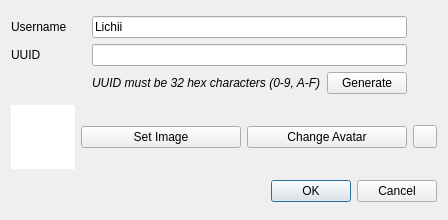
Qt form src/yuzu/configuration/system/new_user_dialog.ui (TiktokTerra/TerraSwitch2) before a commit.
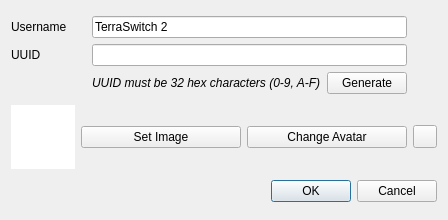
The same form after that commit.

Commit message:
TerraSwitch 2 : renommage visible et theme violet Amethyst
- REPO_NAME TerraSwitch 2 + 6 comparaisons g_build_name mises a jour
- Titres de fenetres, dialogues, menus, about, updater, messages : TerraSwitch 2
- Exe renomme terraswitch2.exe (ExeName de l updater inclus)
- Palette Amethyst (fond #15101f, accent #b18cff) + style.qss reecrit en entier
- Ecran de chargement et widgets peints passe en violet
- Identifiants internes conserves (FritchiiUi::, objectName Fritchii*, frizti.ini,
  User-Agent, setApplicationName, chemins de donnees, format de log)

Patch:
```diff
--- a/src/yuzu/configuration/system/new_user_dialog.ui
+++ b/src/yuzu/configuration/system/new_user_dialog.ui
@@ -57,7 +57,7 @@
      <item row="0" column="1" colspan="2">
       <widget class="QLineEdit" name="username">
        <property name="text">
-        <string>Lichii</string>
+        <string>TerraSwitch 2</string>
        </property>
       </widget>
      </item>
```
The commit also changes 38 other files.
